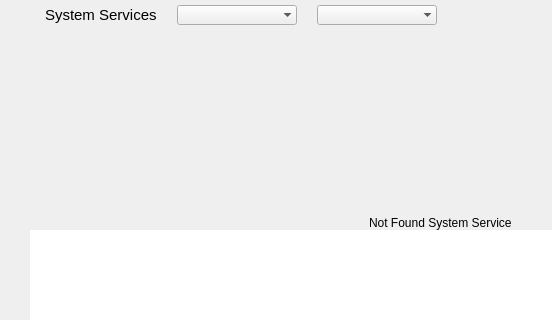
Before: the Qt Designer form stacer/Pages/Services/services_page.ui in hamonikr/hamonikr-stacer, drawn with Qt 5; both pictures show x 0 to 552 and y 0 to 320 of the 882 by 549 pixel window.
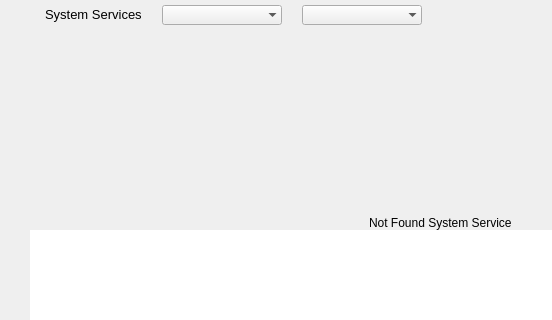
After: the same form once the commit is applied.

Diff of the .ui file:
```diff
--- a/stacer/Pages/Services/services_page.ui
+++ b/stacer/Pages/Services/services_page.ui
@@ -50,8 +50,7 @@
       <widget class="QLabel" name="lblServicesTitle">
        <property name="font">
         <font>
-         <family>Ubuntu</family>
-         <pointsize>11</pointsize>
+         <pointsize>10</pointsize>
         </font>
        </property>
        <property name="styleSheet">
```
Left out of the diff: 2 changed lines with no effect on the pictures.
